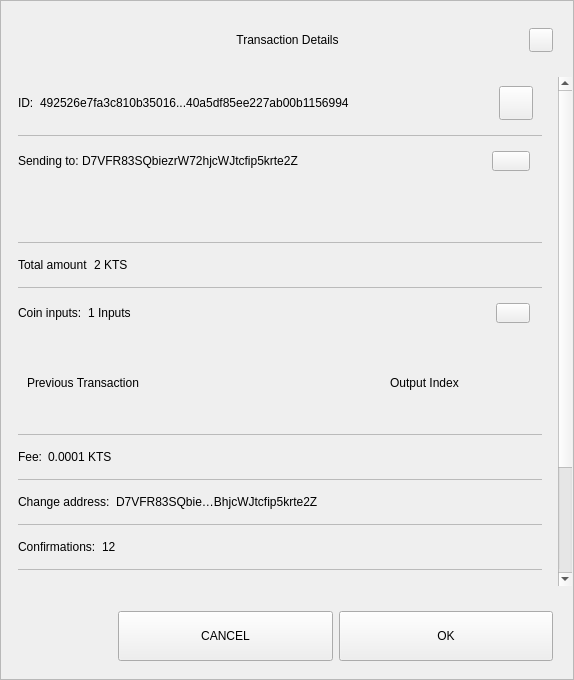
First picture: the form in src/qt/kts/forms/sendconfirmdialog.ui, repository klimatas/klimatas-core, before the edit.
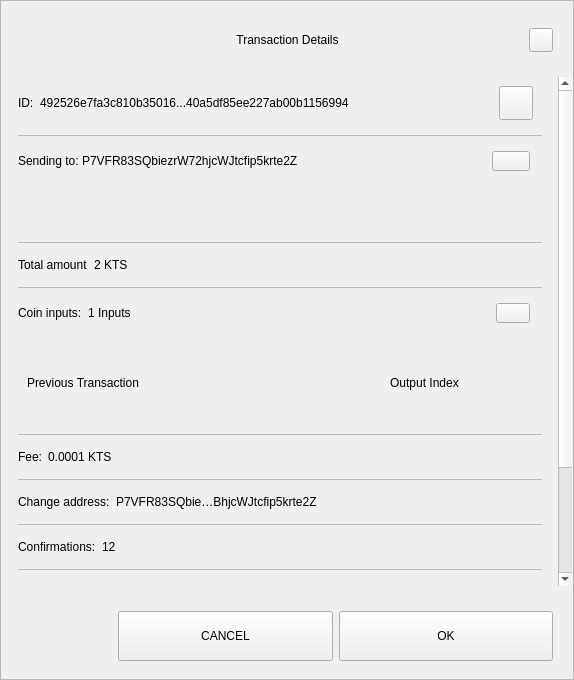
Second picture: the form after the edit.

```diff
--- a/src/qt/kts/forms/sendconfirmdialog.ui
+++ b/src/qt/kts/forms/sendconfirmdialog.ui
@@ -362,7 +362,7 @@
                    <item>
                     <widget class="QLabel" name="textSend">
                      <property name="text">
-                      <string>D7VFR83SQbiezrW72hjcWJtcfip5krte2Z </string>
+                      <string>P7VFR83SQbiezrW72hjcWJtcfip5krte2Z </string>
                      </property>
                     </widget>
                    </item>
@@ -669,7 +669,7 @@
                    <item>
                     <widget class="QLabel" name="textChange">
                      <property name="text">
-                      <string>D7VFR83SQbie…BhjcWJtcfip5krte2Z </string>
+                      <string>P7VFR83SQbie…BhjcWJtcfip5krte2Z </string>
                      </property>
                     </widget>
                    </item>
```
